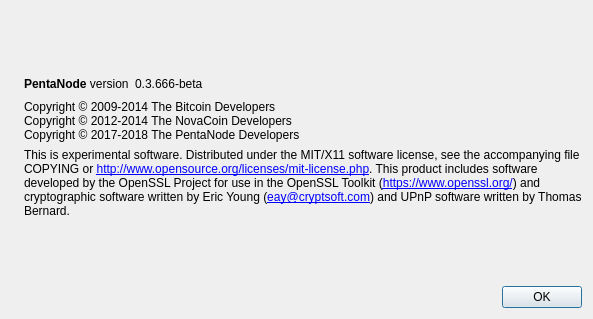
First picture: the form in src/qt/forms/aboutdialog.ui, repository MCLXI/CatoCore, before the edit.
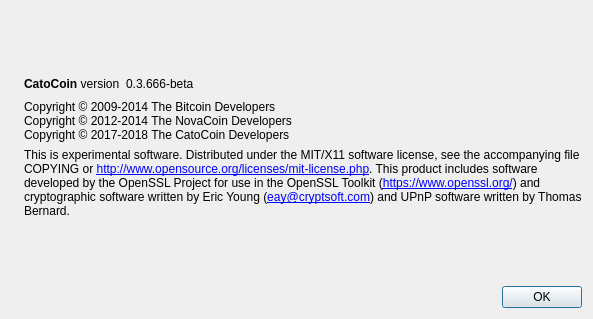
Second picture: the form after the edit. Icons and pictures are not drawn.

Patch:
```diff
--- a/src/qt/forms/aboutdialog.ui
+++ b/src/qt/forms/aboutdialog.ui
@@ -50,7 +50,7 @@
           <cursorShape>IBeamCursor</cursorShape>
          </property>
          <property name="text">
-          <string>&lt;b&gt;PentaNode&lt;/b&gt; version</string>
+          <string>&lt;b&gt;CatoCoin&lt;/b&gt; version</string>
          </property>
          <property name="textInteractionFlags">
           <set>Qt::LinksAccessibleByMouse|Qt::TextSelectableByKeyboard|Qt::TextSelectableByMouse</set>
@@ -93,7 +93,7 @@
        <property name="text">
         <string>Copyright © 2009-2014 The Bitcoin Developers
 Copyright © 2012-2014 The NovaCoin Developers
-Copyright © 2017-2018 The PentaNode Developers</string>
+Copyright © 2017-2018 The CatoCoin Developers</string>
        </property>
        <property name="textInteractionFlags">
         <set>Qt::LinksAccessibleByMouse|Qt::TextSelectableByKeyboard|Qt::TextSelectableByMouse</set>
```
Left out of the diff: 2 changed lines with no effect on the pictures.
